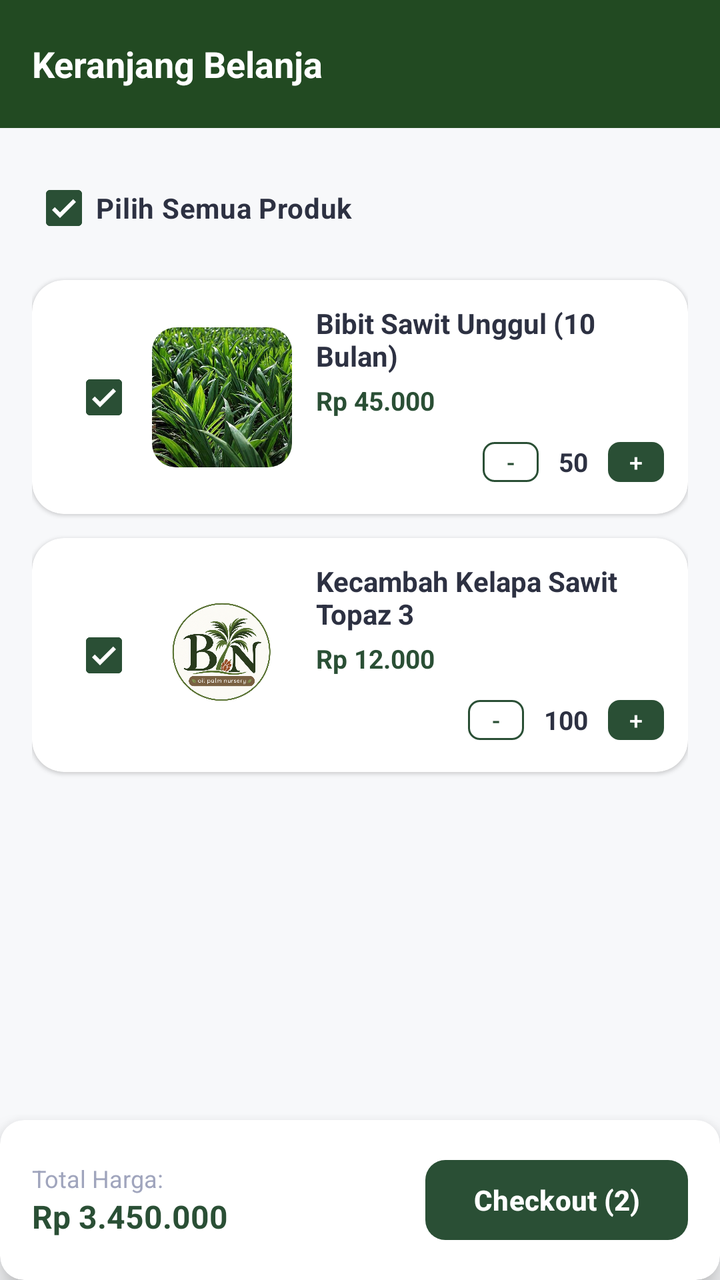
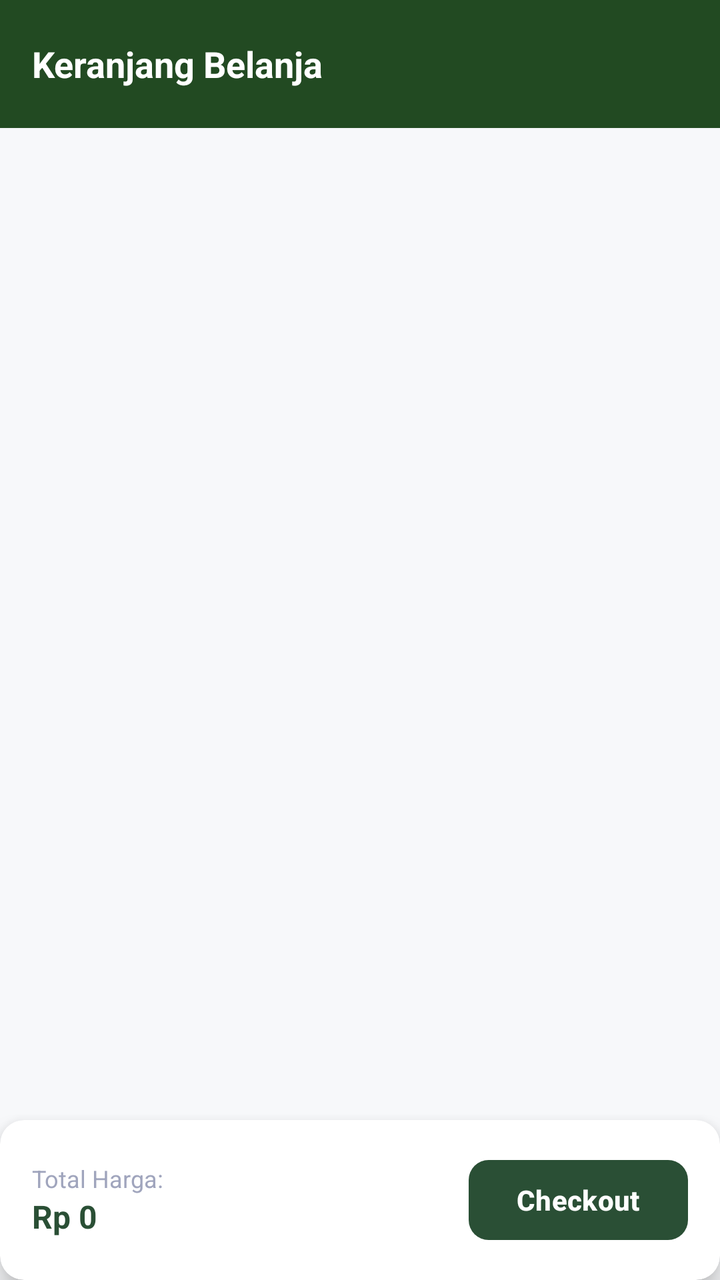

An Android layout rendered at two revisions. The XML below is the earlier revision; the diff shows what the commit changed to produce the second picture.
<!-- AndroidManifest.xml: application theme Theme.MSTKokoKrunch -->
<!-- res/layout/fragment_basket.xml -->
<?xml version="1.0" encoding="utf-8"?>
<androidx.coordinatorlayout.widget.CoordinatorLayout
    xmlns:android="http://schemas.android.com/apk/res/android"
    xmlns:app="http://schemas.android.com/apk/res-auto"
    xmlns:tools="http://schemas.android.com/tools"
    android:layout_width="match_parent"
    android:layout_height="match_parent"
    android:background="#F7F8FA"
    tools:context=".BasketFragment">

    
    <com.google.android.material.appbar.AppBarLayout
        android:layout_width="match_parent"
        android:layout_height="wrap_content">

        <androidx.appcompat.widget.Toolbar
            android:id="@+id/toolbar"
            android:layout_width="match_parent"
            android:layout_height="?attr/actionBarSize"
            android:background="#224A22"
            app:contentInsetStart="16dp"
            app:contentInsetEnd="16dp">

            <TextView
                android:layout_width="wrap_content"
                android:layout_height="wrap_content"
                android:text="Keranjang Belanja"
                android:textColor="@android:color/white"
                android:textSize="18sp"
                android:textStyle="bold" />

        </androidx.appcompat.widget.Toolbar>
    </com.google.android.material.appbar.AppBarLayout>

    
    <androidx.core.widget.NestedScrollView
        android:layout_width="match_parent"
        android:layout_height="match_parent"
        android:paddingBottom="100dp"
        android:clipToPadding="false"
        app:layout_behavior="@string/appbar_scrolling_view_behavior">

        <LinearLayout
            android:layout_width="match_parent"
            android:layout_height="wrap_content"
            android:orientation="vertical"
            android:padding="16dp">

            
            <LinearLayout
                android:layout_width="match_parent"
                android:layout_height="wrap_content"
                android:gravity="center_vertical"
                android:orientation="horizontal"
                android:layout_marginBottom="12dp">

                <CheckBox
                    android:id="@+id/cbSelectAll"
                    android:layout_width="wrap_content"
                    android:layout_height="wrap_content"
                    android:checked="true"
                    android:text="Pilih Semua Produk"
                    android:textColor="#2D3142"
                    android:textSize="14sp"
                    android:textStyle="bold"
                    app:buttonTint="#2A4F35" />
            </LinearLayout>

            
            <com.google.android.material.card.MaterialCardView
                android:layout_width="match_parent"
                android:layout_height="wrap_content"
                android:layout_marginBottom="12dp"
                app:cardBackgroundColor="@android:color/white"
                app:cardCornerRadius="16dp"
                app:cardElevation="1dp"
                app:strokeWidth="0dp">

                <androidx.constraintlayout.widget.ConstraintLayout
                    android:layout_width="match_parent"
                    android:layout_height="wrap_content"
                    android:padding="12dp">

                    <CheckBox
                        android:id="@+id/cbItem1"
                        android:layout_width="wrap_content"
                        android:layout_height="wrap_content"
                        android:checked="true"
                        app:buttonTint="#2A4F35"
                        app:layout_constraintStart_toStartOf="parent"
                        app:layout_constraintTop_toTopOf="parent"
                        app:layout_constraintBottom_toBottomOf="parent" />

                    <com.google.android.material.imageview.ShapeableImageView
                        android:id="@+id/imgProduct1"
                        android:layout_width="70dp"
                        android:layout_height="70dp"
                        android:scaleType="centerCrop"
                        android:src="@drawable/bibit"
                        app:shapeAppearanceOverlay="@style/ShapeAppearance.Material3.Corner.Medium"
                        app:layout_constraintStart_toEndOf="@id/cbItem1"
                        app:layout_constraintTop_toTopOf="parent"
                        app:layout_constraintBottom_toBottomOf="parent" />

                    <TextView
                        android:id="@+id/tvTitleItem1"
                        android:layout_width="0dp"
                        android:layout_height="wrap_content"
                        android:layout_marginStart="12dp"
                        android:text="Bibit Sawit Unggul (10 Bulan)"
                        android:textColor="#2D3142"
                        android:textSize="14sp"
                        android:textStyle="bold"
                        app:layout_constraintStart_toEndOf="@id/imgProduct1"
                        app:layout_constraintEnd_toEndOf="parent"
                        app:layout_constraintTop_toTopOf="parent" />

                    <TextView
                        android:id="@+id/tvPriceItem1"
                        android:layout_width="wrap_content"
                        android:layout_height="wrap_content"
                        android:layout_marginTop="4dp"
                        android:text="Rp 45.000"
                        android:textColor="#2A4F35"
                        android:textSize="13sp"
                        android:textStyle="bold"
                        app:layout_constraintStart_toStartOf="@id/tvTitleItem1"
                        app:layout_constraintTop_toBottomOf="@id/tvTitleItem1" />

                    <LinearLayout
                        android:layout_width="wrap_content"
                        android:layout_height="wrap_content"
                        android:layout_marginTop="8dp"
                        android:gravity="center_vertical"
                        android:orientation="horizontal"
                        app:layout_constraintEnd_toEndOf="parent"
                        app:layout_constraintTop_toBottomOf="@id/tvPriceItem1">

                        <com.google.android.material.button.MaterialButton
                            android:id="@+id/btnMinus1"
                            style="@style/Widget.Material3.Button.OutlinedButton"
                            android:layout_width="28dp"
                            android:layout_height="28dp"
                            android:padding="0dp"
                            android:text="-"
                            android:textColor="#2A4F35"
                            android:textSize="12sp"
                            app:cornerRadius="6dp"
                            app:strokeColor="#2A4F35" />

                        <TextView
                            android:id="@+id/tvQtyItem1"
                            android:layout_width="wrap_content"
                            android:layout_height="wrap_content"
                            android:layout_marginHorizontal="10dp"
                            android:text="50"
                            android:textColor="#2D3142"
                            android:textSize="13sp"
                            android:textStyle="bold" />

                        <com.google.android.material.button.MaterialButton
                            android:id="@+id/btnPlus1"
                            android:layout_width="28dp"
                            android:layout_height="28dp"
                            android:padding="0dp"
                            android:text="+"
                            android:textColor="@android:color/white"
                            android:textSize="12sp"
                            app:backgroundTint="#2A4F35"
                            app:cornerRadius="6dp" />
                    </LinearLayout>

                </androidx.constraintlayout.widget.ConstraintLayout>
            </com.google.android.material.card.MaterialCardView>

            
            <com.google.android.material.card.MaterialCardView
                android:layout_width="match_parent"
                android:layout_height="wrap_content"
                android:layout_marginBottom="12dp"
                app:cardBackgroundColor="@android:color/white"
                app:cardCornerRadius="16dp"
                app:cardElevation="1dp"
                app:strokeWidth="0dp">

                <androidx.constraintlayout.widget.ConstraintLayout
                    android:layout_width="match_parent"
                    android:layout_height="wrap_content"
                    android:padding="12dp">

                    <CheckBox
                        android:id="@+id/cbItem2"
                        android:layout_width="wrap_content"
                        android:layout_height="wrap_content"
                        android:checked="true"
                        app:buttonTint="#2A4F35"
                        app:layout_constraintStart_toStartOf="parent"
                        app:layout_constraintTop_toTopOf="parent"
                        app:layout_constraintBottom_toBottomOf="parent" />

                    <com.google.android.material.imageview.ShapeableImageView
                        android:id="@+id/imgProduct2"
                        android:layout_width="70dp"
                        android:layout_height="70dp"
                        android:scaleType="centerCrop"
                        android:src="@drawable/logobpn"
                        app:shapeAppearanceOverlay="@style/ShapeAppearance.Material3.Corner.Medium"
                        app:layout_constraintStart_toEndOf="@id/cbItem2"
                        app:layout_constraintTop_toTopOf="parent"
                        app:layout_constraintBottom_toBottomOf="parent" />

                    <TextView
                        android:id="@+id/tvTitleItem2"
                        android:layout_width="0dp"
                        android:layout_height="wrap_content"
                        android:layout_marginStart="12dp"
                        android:text="Kecambah Kelapa Sawit Topaz 3"
                        android:textColor="#2D3142"
                        android:textSize="14sp"
                        android:textStyle="bold"
                        app:layout_constraintStart_toEndOf="@id/imgProduct2"
                        app:layout_constraintEnd_toEndOf="parent"
                        app:layout_constraintTop_toTopOf="parent" />

                    <TextView
                        android:id="@+id/tvPriceItem2"
                        android:layout_width="wrap_content"
                        android:layout_height="wrap_content"
                        android:layout_marginTop="4dp"
                        android:text="Rp 12.000"
                        android:textColor="#2A4F35"
                        android:textSize="13sp"
                        android:textStyle="bold"
                        app:layout_constraintStart_toStartOf="@id/tvTitleItem2"
                        app:layout_constraintTop_toBottomOf="@id/tvTitleItem2" />

                    <LinearLayout
                        android:layout_width="wrap_content"
                        android:layout_height="wrap_content"
                        android:layout_marginTop="8dp"
                        android:gravity="center_vertical"
                        android:orientation="horizontal"
                        app:layout_constraintEnd_toEndOf="parent"
                        app:layout_constraintTop_toBottomOf="@id/tvPriceItem2">

                        <com.google.android.material.button.MaterialButton
                            android:id="@+id/btnMinus2"
                            style="@style/Widget.Material3.Button.OutlinedButton"
                            android:layout_width="28dp"
                            android:layout_height="28dp"
                            android:padding="0dp"
                            android:text="-"
                            android:textColor="#2A4F35"
                            android:textSize="12sp"
                            app:cornerRadius="6dp"
                            app:strokeColor="#2A4F35" />

                        <TextView
                            android:id="@+id/tvQtyItem2"
                            android:layout_width="wrap_content"
                            android:layout_height="wrap_content"
                            android:layout_marginHorizontal="10dp"
                            android:text="100"
                            android:textColor="#2D3142"
                            android:textSize="13sp"
                            android:textStyle="bold" />

                        <com.google.android.material.button.MaterialButton
                            android:id="@+id/btnPlus2"
                            android:layout_width="28dp"
                            android:layout_height="28dp"
                            android:padding="0dp"
                            android:text="+"
                            android:textColor="@android:color/white"
                            android:textSize="12sp"
                            app:backgroundTint="#2A4F35"
                            app:cornerRadius="6dp" />
                    </LinearLayout>

                </androidx.constraintlayout.widget.ConstraintLayout>
            </com.google.android.material.card.MaterialCardView>

        </LinearLayout>
    </androidx.core.widget.NestedScrollView>

    
    <com.google.android.material.card.MaterialCardView
        android:layout_width="match_parent"
        android:layout_height="wrap_content"
        android:layout_gravity="bottom"
        app:cardBackgroundColor="@android:color/white"
        app:cardElevation="8dp"
        app:strokeWidth="0dp">

        <RelativeLayout
            android:layout_width="match_parent"
            android:layout_height="wrap_content"
            android:padding="16dp">

            <LinearLayout
                android:layout_width="wrap_content"
                android:layout_height="wrap_content"
                android:layout_alignParentStart="true"
                android:layout_centerVertical="true"
                android:orientation="vertical">

                <TextView
                    android:layout_width="wrap_content"
                    android:layout_height="wrap_content"
                    android:text="Total Harga:"
                    android:textColor="#A0A5BD"
                    android:textSize="12sp" />

                <TextView
                    android:id="@+id/tvTotalPrice"
                    android:layout_width="wrap_content"
                    android:layout_height="wrap_content"
                    android:text="Rp 3.450.000"
                    android:textColor="#2A4F35"
                    android:textSize="16sp"
                    android:textStyle="bold" />
            </LinearLayout>

            <com.google.android.material.button.MaterialButton
                android:id="@+id/btnCheckout"
                android:layout_width="wrap_content"
                android:layout_height="48dp"
                android:layout_alignParentEnd="true"
                android:layout_centerVertical="true"
                android:paddingHorizontal="24dp"
                android:text="Checkout (2)"
                android:textColor="@android:color/white"
                android:textSize="14sp"
                android:textStyle="bold"
                app:backgroundTint="#2A4F35"
                app:cornerRadius="10dp" />

        </RelativeLayout>
    </com.google.android.material.card.MaterialCardView>

</androidx.coordinatorlayout.widget.CoordinatorLayout>
<!-- resources referenced by this layout -->
<resources>
  <!-- drawable bibit: jpg bitmap (drawable, 75844 bytes) -->
  <!-- drawable logobpn: png bitmap (drawable, 585351 bytes) -->
  <style name="Theme.MSTKokoKrunch" parent="Base.Theme.MSTKokoKrunch" />
  <style name="Base.Theme.MSTKokoKrunch" parent="Theme.Material3.DayNight.NoActionBar">
          
          
      </style>
</resources>

<!-- the commit's change to res/layout/fragment_basket.xml (unified diff, before → after) -->
@@ -47,238 +47,24 @@
             android:padding="16dp">
 
             
-            <LinearLayout
+            <TextView
+                android:id="@+id/tvEmptyCart"
                 android:layout_width="match_parent"
                 android:layout_height="wrap_content"
-                android:gravity="center_vertical"
-                android:orientation="horizontal"
-                android:layout_marginBottom="12dp">
-
-                <CheckBox
-                    android:id="@+id/cbSelectAll"
-                    android:layout_width="wrap_content"
-                    android:layout_height="wrap_content"
-                    android:checked="true"
-                    android:text="Pilih Semua Produk"
-                    android:textColor="#2D3142"
-                    android:textSize="14sp"
-                    android:textStyle="bold"
-                    app:buttonTint="#2A4F35" />
-            </LinearLayout>
+                android:layout_marginTop="60dp"
+                android:gravity="center"
+                android:text="Keranjang kamu masih kosong.\nYuk pilih produk di katalog!"
+                android:textColor="#888888"
+                android:textSize="15sp"
+                android:visibility="gone" />
 
             
-            <com.google.android.material.card.MaterialCardView
+            <androidx.recyclerview.widget.RecyclerView
+                android:id="@+id/rvCartItems"
                 android:layout_width="match_parent"
                 android:layout_height="wrap_content"
-                android:layout_marginBottom="12dp"
-                app:cardBackgroundColor="@android:color/white"
-                app:cardCornerRadius="16dp"
-                app:cardElevation="1dp"
-                app:strokeWidth="0dp">
-
-                <androidx.constraintlayout.widget.ConstraintLayout
-                    android:layout_width="match_parent"
-                    android:layout_height="wrap_content"
-                    android:padding="12dp">
-
-                    <CheckBox
-                        android:id="@+id/cbItem1"
-                        android:layout_width="wrap_content"
-                        android:layout_height="wrap_content"
-                        android:checked="true"
-                        app:buttonTint="#2A4F35"
-                        app:layout_constraintStart_toStartOf="parent"
-                        app:layout_constraintTop_toTopOf="parent"
-                        app:layout_constraintBottom_toBottomOf="parent" />
-
-                    <com.google.android.material.imageview.ShapeableImageView
-                        android:id="@+id/imgProduct1"
-                        android:layout_width="70dp"
-                        android:layout_height="70dp"
-                        android:scaleType="centerCrop"
-                        android:src="@drawable/bibit"
-                        app:shapeAppearanceOverlay="@style/ShapeAppearance.Material3.Corner.Medium"
-                        app:layout_constraintStart_toEndOf="@id/cbItem1"
-                        app:layout_constraintTop_toTopOf="parent"
-                        app:layout_constraintBottom_toBottomOf="parent" />
-
-                    <TextView
-                        android:id="@+id/tvTitleItem1"
-                        android:layout_width="0dp"
-                        android:layout_height="wrap_content"
-                        android:layout_marginStart="12dp"
-                        android:text="Bibit Sawit Unggul (10 Bulan)"
-                        android:textColor="#2D3142"
-                        android:textSize="14sp"
-                        android:textStyle="bold"
-                        app:layout_constraintStart_toEndOf="@id/imgProduct1"
-                        app:layout_constraintEnd_toEndOf="parent"
-                        app:layout_constraintTop_toTopOf="parent" />
-
-                    <TextView
-                        android:id="@+id/tvPriceItem1"
-                        android:layout_width="wrap_content"
-                        android:layout_height="wrap_content"
-                        android:layout_marginTop="4dp"
-                        android:text="Rp 45.000"
-                        android:textColor="#2A4F35"
-                        android:textSize="13sp"
-                        android:textStyle="bold"
-                        app:layout_constraintStart_toStartOf="@id/tvTitleItem1"
-                        app:layout_constraintTop_toBottomOf="@id/tvTitleItem1" />
-
-                    <LinearLayout
-                        android:layout_width="wrap_content"
-                        android:layout_height="wrap_content"
-                        android:layout_marginTop="8dp"
-                        android:gravity="center_vertical"
-                        android:orientation="horizontal"
-                        app:layout_constraintEnd_toEndOf="parent"
-                        app:layout_constraintTop_toBottomOf="@id/tvPriceItem1">
-
-                        <com.google.android.material.button.MaterialButton
-                            android:id="@+id/btnMinus1"
-                            style="@style/Widget.Material3.Button.OutlinedButton"
-                            android:layout_width="28dp"
-                            android:layout_height="28dp"
-                            android:padding="0dp"
-                            android:text="-"
-                            android:textColor="#2A4F35"
-                            android:textSize="12sp"
-                            app:cornerRadius="6dp"
-                            app:strokeColor="#2A4F35" />
-
-                        <TextView
-                            android:id="@+id/tvQtyItem1"
-                            android:layout_width="wrap_content"
-                            android:layout_height="wrap_content"
-                            android:layout_marginHorizontal="10dp"
-                            android:text="50"
-                            android:textColor="#2D3142"
-                            android:textSize="13sp"
-                            android:textStyle="bold" />
-
-                        <com.google.android.material.button.MaterialButton
-                            android:id="@+id/btnPlus1"
-                            android:layout_width="28dp"
-                            android:layout_height="28dp"
-                            android:padding="0dp"
-                            android:text="+"
-                            android:textColor="@android:color/white"
-                            android:textSize="12sp"
-                            app:backgroundTint="#2A4F35"
-                            app:cornerRadius="6dp" />
-                    </LinearLayout>
-
-                </androidx.constraintlayout.widget.ConstraintLayout>
-            </com.google.android.material.card.MaterialCardView>
-
-            
-            <com.google.android.material.card.MaterialCardView
-                android:layout_width="match_parent"
-                android:layout_height="wrap_content"
-                android:layout_marginBottom="12dp"
-                app:cardBackgroundColor="@android:color/white"
-                app:cardCornerRadius="16dp"
-                app:cardElevation="1dp"
-                app:strokeWidth="0dp">
-
-                <androidx.constraintlayout.widget.ConstraintLayout
-                    android:layout_width="match_parent"
-                    android:layout_height="wrap_content"
-                    android:padding="12dp">
-
-                    <CheckBox
-                        android:id="@+id/cbItem2"
-                        android:layout_width="wrap_content"
-                        android:layout_height="wrap_content"
-                        android:checked="true"
-                        app:buttonTint="#2A4F35"
-                        app:layout_constraintStart_toStartOf="parent"
-                        app:layout_constraintTop_toTopOf="parent"
-                        app:layout_constraintBottom_toBottomOf="parent" />
-
-                    <com.google.android.material.imageview.ShapeableImageView
-                        android:id="@+id/imgProduct2"
-                        android:layout_width="70dp"
-                        android:layout_height="70dp"
-                        android:scaleType="centerCrop"
-                        android:src="@drawable/logobpn"
-                        app:shapeAppearanceOverlay="@style/ShapeAppearance.Material3.Corner.Medium"
-                        app:layout_constraintStart_toEndOf="@id/cbItem2"
-                        app:layout_constraintTop_toTopOf="parent"
-                        app:layout_constraintBottom_toBottomOf="parent" />
-
-                    <TextView
-                        android:id="@+id/tvTitleItem2"
-                        android:layout_width="0dp"
-                        android:layout_height="wrap_content"
-                        android:layout_marginStart="12dp"
-                        android:text="Kecambah Kelapa Sawit Topaz 3"
-                        android:textColor="#2D3142"
-                        android:textSize="14sp"
-                        android:textStyle="bold"
-                        app:layout_constraintStart_toEndOf="@id/imgProduct2"
-                        app:layout_constraintEnd_toEndOf="parent"
-                        app:layout_constraintTop_toTopOf="parent" />
-
-                    <TextView
-                        android:id="@+id/tvPriceItem2"
-                        android:layout_width="wrap_content"
-                        android:layout_height="wrap_content"
-                        android:layout_marginTop="4dp"
-                        android:text="Rp 12.000"
-                        android:textColor="#2A4F35"
-                        android:textSize="13sp"
-                        android:textStyle="bold"
-                        app:layout_constraintStart_toStartOf="@id/tvTitleItem2"
-                        app:layout_constraintTop_toBottomOf="@id/tvTitleItem2" />
-
-                    <LinearLayout
-                        android:layout_width="wrap_content"
-                        android:layout_height="wrap_content"
-                        android:layout_marginTop="8dp"
-                        android:gravity="center_vertical"
-                        android:orientation="horizontal"
-                        app:layout_constraintEnd_toEndOf="parent"
-                        app:layout_constraintTop_toBottomOf="@id/tvPriceItem2">
-
-                        <com.google.android.material.button.MaterialButton
-                            android:id="@+id/btnMinus2"
-                            style="@style/Widget.Material3.Button.OutlinedButton"
-                            android:layout_width="28dp"
-                            android:layout_height="28dp"
-                            android:padding="0dp"
-                            android:text="-"
-                            android:textColor="#2A4F35"
-                            android:textSize="12sp"
-                            app:cornerRadius="6dp"
-                            app:strokeColor="#2A4F35" />
-
-                        <TextView
-                            android:id="@+id/tvQtyItem2"
-                            android:layout_width="wrap_content"
-                            android:layout_height="wrap_content"
-                            android:layout_marginHorizontal="10dp"
-                            android:text="100"
-                            android:textColor="#2D3142"
-                            android:textSize="13sp"
-                            android:textStyle="bold" />
-
-                        <com.google.android.material.button.MaterialButton
-                            android:id="@+id/btnPlus2"
-                            android:layout_width="28dp"
-                            android:layout_height="28dp"
-                            android:padding="0dp"
-                            android:text="+"
-                            android:textColor="@android:color/white"
-                            android:textSize="12sp"
-                            app:backgroundTint="#2A4F35"
-                            app:cornerRadius="6dp" />
-                    </LinearLayout>
-
-                </androidx.constraintlayout.widget.ConstraintLayout>
-            </com.google.android.material.card.MaterialCardView>
+                android:nestedScrollingEnabled="false"
+                tools:listitem="@layout/item_cart" />
 
         </LinearLayout>
     </androidx.core.widget.NestedScrollView>
@@ -315,7 +101,7 @@
                     android:id="@+id/tvTotalPrice"
                     android:layout_width="wrap_content"
                     android:layout_height="wrap_content"
-                    android:text="Rp 3.450.000"
+                    android:text="Rp 0"
                     android:textColor="#2A4F35"
                     android:textSize="16sp"
                     android:textStyle="bold" />
@@ -328,7 +114,7 @@
                 android:layout_alignParentEnd="true"
                 android:layout_centerVertical="true"
                 android:paddingHorizontal="24dp"
-                android:text="Checkout (2)"
+                android:text="Checkout"
                 android:textColor="@android:color/white"
                 android:textSize="14sp"
                 android:textStyle="bold"
@@ -339,3 +125,102 @@
     </com.google.android.material.card.MaterialCardView>
 
 </androidx.coordinatorlayout.widget.CoordinatorLayout>
+<!-- res/layout/item_cart.xml (included above) -->
+<?xml version="1.0" encoding="utf-8"?>
+<com.google.android.material.card.MaterialCardView
+    xmlns:android="http://schemas.android.com/apk/res/android"
+    xmlns:app="http://schemas.android.com/apk/res-auto"
+    android:layout_width="match_parent"
+    android:layout_height="wrap_content"
+    android:layout_marginBottom="12dp"
+    app:cardBackgroundColor="@android:color/white"
+    app:cardCornerRadius="16dp"
+    app:cardElevation="1dp"
+    app:strokeWidth="0dp">
+
+    <androidx.constraintlayout.widget.ConstraintLayout
+        android:layout_width="match_parent"
+        android:layout_height="wrap_content"
+        android:padding="12dp">
+
+        <com.google.android.material.imageview.ShapeableImageView
+            android:id="@+id/imgProduct"
+            android:layout_width="70dp"
+            android:layout_height="70dp"
+            android:scaleType="centerCrop"
+            android:src="@drawable/bibit"
+            app:shapeAppearanceOverlay="@style/ShapeAppearance.Material3.Corner.Medium"
+            app:layout_constraintStart_toStartOf="parent"
+            app:layout_constraintTop_toTopOf="parent"
+            app:layout_constraintBottom_toBottomOf="parent" />
+
+        <TextView
+            android:id="@+id/tvTitleItem"
+            android:layout_width="0dp"
+            android:layout_height="wrap_content"
+            android:layout_marginStart="12dp"
+            android:text="Nama Produk"
+            android:textColor="#2D3142"
+            android:textSize="14sp"
+            android:textStyle="bold"
+            app:layout_constraintStart_toEndOf="@id/imgProduct"
+            app:layout_constraintEnd_toEndOf="parent"
+            app:layout_constraintTop_toTopOf="parent" />
+
+        <TextView
+            android:id="@+id/tvPriceItem"
+            android:layout_width="wrap_content"
+            android:layout_height="wrap_content"
+            android:layout_marginTop="4dp"
+            android:text="Rp 0"
+            android:textColor="#2A4F35"
+            android:textSize="13sp"
+            android:textStyle="bold"
+            app:layout_constraintStart_toStartOf="@id/tvTitleItem"
+            app:layout_constraintTop_toBottomOf="@id/tvTitleItem" />
+
+        <LinearLayout
+            android:layout_width="wrap_content"
+            android:layout_height="wrap_content"
+            android:layout_marginTop="8dp"
+            android:gravity="center_vertical"
+            android:orientation="horizontal"
+            app:layout_constraintEnd_toEndOf="parent"
+            app:layout_constraintTop_toBottomOf="@id/tvPriceItem">
+
+            <com.google.android.material.button.MaterialButton
+                android:id="@+id/btnMinus"
+                style="@style/Widget.Material3.Button.OutlinedButton"
+                android:layout_width="28dp"
+                android:layout_height="28dp"
+                android:padding="0dp"
+                android:text="-"
+                android:textColor="#2A4F35"
+                android:textSize="12sp"
+                app:cornerRadius="6dp"
+                app:strokeColor="#2A4F35" />
+
+            <TextView
+                android:id="@+id/tvQtyItem"
+                android:layout_width="wrap_content"
+                android:layout_height="wrap_content"
+                android:layout_marginHorizontal="10dp"
+                android:text="1"
+                android:textColor="#2D3142"
+                android:textSize="13sp"
+                android:textStyle="bold" />
+
+            <com.google.android.material.button.MaterialButton
+                android:id="@+id/btnPlus"
+                android:layout_width="28dp"
+                android:layout_height="28dp"
+                android:padding="0dp"
+                android:text="+"
+                android:textColor="@android:color/white"
+                android:textSize="12sp"
+                app:backgroundTint="#2A4F35"
+                app:cornerRadius="6dp" />
+        </LinearLayout>
+
+    </androidx.constraintlayout.widget.ConstraintLayout>
+</com.google.android.material.card.MaterialCardView>
<!-- resource entries referenced after the edit -->
@@ -1,7 +1,6 @@
 <!-- resources referenced by this layout -->
 <resources>
   <!-- drawable bibit: jpg bitmap (drawable, 75844 bytes) -->
-  <!-- drawable logobpn: png bitmap (drawable, 585351 bytes) -->
   <style name="Theme.MSTKokoKrunch" parent="Base.Theme.MSTKokoKrunch" />
   <style name="Base.Theme.MSTKokoKrunch" parent="Theme.Material3.DayNight.NoActionBar">
           
